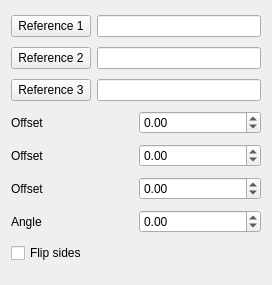
First picture: the form in src/Mod/PartDesign/Gui/TaskDatumParameters.ui, repository berndhahnebach/All_FreeCAD, before the edit.
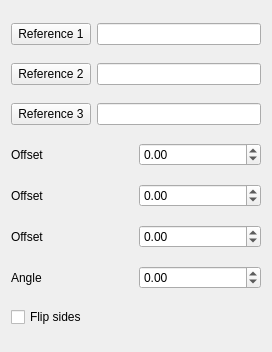
Second picture: the form after the edit.

Commit message: fix primitive offset setting issues

```diff
--- a/src/Mod/PartDesign/Gui/TaskDatumParameters.ui
+++ b/src/Mod/PartDesign/Gui/TaskDatumParameters.ui
@@ -7,7 +7,7 @@
     <x>0</x>
     <y>0</y>
     <width>272</width>
-    <height>285</height>
+    <height>352</height>
    </rect>
   </property>
   <property name="windowTitle">
```
Left out of the diff: 6 changed lines with no effect on the pictures. The commit also changes 1 other file.
